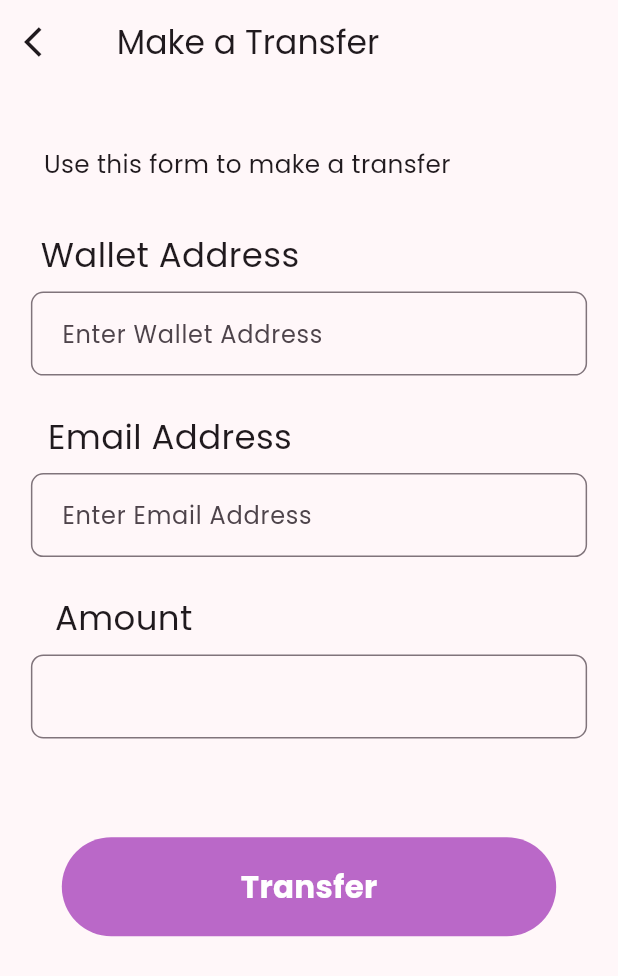
After one commit to Chi-naza/Bulloak-FInance, a Flutter app: the MakeTransfer screen opened by its route, on a phone screen of 412 x 824 dp. The commit adds this screen. Shown: the top 976 px of the screen. Run offline on Flutter 3.47's test engine with Material 3 defaults, Android fonts, the light colour scheme and no system bars; our stand-ins replace fl_chart, flutter_advanced_drawer, flutter_screenutil, get, google_fonts, google_nav_bar and 4 more; missing offline and left inert: dart:ffi; accounts and stored records are empty; network calls fail; Roboto replaces fonts that are missing (poppins).

Commit message:
add transfer page

```diff
--- /dev/null
+++ b/lib/controllers/transferController.dart
@@ -0,0 +1,4 @@
+import 'package:flutter/material.dart';
+import 'package:get/get.dart';
+
+class TransferController extends GetxController {}
--- a/lib/routes/names.dart
+++ b/lib/routes/names.dart
@@ -12,6 +12,7 @@ class AppRoutes {
   static const deposit = '/deposit';
   static const withdrawal = '/withdrawal';
   static const transactionHistory = '/transactionHistory';
+  static const makeTransfer = '/makeTransfer';
 
   // static const Login = '/login';
   // static const INITIAL = '/';
--- a/lib/routes/pages.dart
+++ b/lib/routes/pages.dart
@@ -8,6 +8,7 @@ import 'package:bulloak_fin_mgt_fin_mgt/screens/history_nav/other_screens/transa
 import 'package:bulloak_fin_mgt_fin_mgt/screens/home_nav/home_nav.dart';
 import 'package:bulloak_fin_mgt_fin_mgt/screens/investment/inv_plans.dart';
 import 'package:bulloak_fin_mgt_fin_mgt/screens/transactions/deposit.dart';
+import 'package:bulloak_fin_mgt_fin_mgt/screens/transactions/make_transfer.dart';
 import 'package:bulloak_fin_mgt_fin_mgt/screens/transactions/withdraw.dart';
 import 'package:bulloak_fin_mgt_fin_mgt/splash_screen.dart';
 import 'package:get/get.dart';
@@ -68,5 +69,9 @@ class AppPages {
       name: AppRoutes.transactionHistory,
       page: () => const TransactionHistory(),
     ),
+    GetPage(
+      name: AppRoutes.makeTransfer,
+      page: () => const MakeTransfer(),
+    ),
   ];
 }
--- a/lib/screens/history_nav/other_screens/transactionhistory.dart
+++ b/lib/screens/history_nav/other_screens/transactionhistory.dart
@@ -179,7 +179,6 @@ class _TransactionHistoryState extends State<TransactionHistory> {
                   var parsedDate = DateTime.parse(txn.created!);
                   var createdAt = DateFormat('EEE, M/d/y').format(parsedDate);
                   print(createdAt);
-
                   return Padding(
                     padding: EdgeInsets.symmetric(vertical: h * 0.008),
                     child: ListTile(
--- /dev/null
+++ b/lib/screens/transactions/make_transfer.dart
@@ -0,0 +1,192 @@
+import 'dart:ffi';
+
+import 'package:flutter/material.dart';
+import 'package:get/get.dart';
+import 'package:google_fonts/google_fonts.dart';
+
+import '../../colors.dart';
+import '../../controllers/transferController.dart';
+import '../../widgets/custom_button.dart';
+
+class MakeTransfer extends StatefulWidget {
+  const MakeTransfer({super.key});
+
+  @override
+  State<MakeTransfer> createState() => _MakeTransferState();
+}
+
+class _MakeTransferState extends State<MakeTransfer> {
+  final transferController = TransferController;
+
+  TextEditingController textEditingController = TextEditingController();
+
+  String paste = '';
+
+  @override
+  Widget build(BuildContext context) {
+    var h = MediaQuery.of(context).size.height;
+    var w = MediaQuery.of(context).size.width;
+    return Scaffold(
+      appBar: AppBar(
+        leading: GestureDetector(
+          onTap: (() => Get.back()),
+          child: const Icon(Icons.arrow_back_ios),
+        ),
+        title: Text(
+          ' Make a Transfer',
+          style: GoogleFonts.poppins(),
+        ),
+      ),
+      body: SingleChildScrollView(
+        physics: const BouncingScrollPhysics(),
+        child: Padding(
+          padding: EdgeInsets.symmetric(horizontal: w * 0.05),
+          child: Column(
+            mainAxisAlignment: MainAxisAlignment.start,
+            children: [
+              Container(
+                margin: EdgeInsets.only(top: h * 0.05, right: w * 0.2),
+                child: Text(
+                  'Use this form to make a transfer',
+                  style: GoogleFonts.poppins(fontSize: w * 0.04),
+                ),
+              ), //////////////
+              SizedBox(height: h * 0.04),
+              Form(
+                // key: depositFormKey,
+                child: Column(
+                  children: [
+                    Container(
+                      margin: EdgeInsets.only(right: w * 0.45),
+                      child: Text(
+                        'Wallet Address',
+                        style: GoogleFonts.poppins(fontSize: w * 0.055),
+                      ),
+                    ),
+                    Container(
+                      padding: EdgeInsets.only(top: h * 0.01),
+                      child: TextFormField(
+                        controller: textEditingController,
+                        style: const TextStyle(color: Colors.black),
+                        decoration: InputDecoration(
+                          hintText: ' Enter Wallet Address',
+                          suffix: GestureDetector(
+                            onTap: () => print('trying to add paste'),
+                            child: const Text(
+                              'PASTE',
+                              style: TextStyle(color: AppColors.primaryColor),
+                            ),
+                          ),
+                          focusedBorder: const OutlineInputBorder(
+                            // borderRadius: BorderRadius.circular(w * 0.05),
+                            borderSide: BorderSide(
+                              color: Colors.grey,
+                              width: 1.0,
+                            ),
+                          ),
+                          labelStyle:
+                              const TextStyle(color: AppColors.fillText),
+                          border: OutlineInputBorder(
+                              borderRadius: BorderRadius.circular(w * 0.02),
+                              borderSide: const BorderSide(color: Colors.grey)),
+                        ),
+                        validator: (value) {
+                          if (value!.isEmpty) {
+                            return 'Amount field cannnot be empty';
+                          }
+                          return null;
+                        },
+                      ),
+                    ),
+                    SizedBox(height: h * 0.03),
+                    Container(
+                      margin: EdgeInsets.only(right: w * 0.45),
+                      child: Text(
+                        'Email Address',
+                        style: GoogleFonts.poppins(fontSize: w * 0.055),
+                      ),
+                    ),
+                    Container(
+                      padding: EdgeInsets.only(top: h * 0.01),
+                      child: TextFormField(
+                        keyboardType: TextInputType.emailAddress,
+                        style: const TextStyle(color: Colors.black),
+                        decoration: InputDecoration(
+                          hintText: ' Enter Email Address',
+                          focusedBorder: const OutlineInputBorder(
+                            // borderRadius: BorderRadius.circular(w * 0.05),
+                            borderSide: BorderSide(
+                              color: Colors.grey,
+                              width: 1.0,
+                            ),
+                          ),
+                          labelStyle:
+                              const TextStyle(color: AppColors.fillText),
+                          border: OutlineInputBorder(
+                              borderRadius: BorderRadius.circular(w * 0.02),
+                              borderSide: const BorderSide(color: Colors.grey)),
+                        ),
+                        validator: (value) {
+                          if (value!.isEmpty) {
+                            return 'Enter a valid email address';
+                          }
+                          return null;
+                        },
+                      ),
+                    ),
+                    SizedBox(height: h * 0.03),
+                    Container(
+                      margin: EdgeInsets.only(right: w * 0.6),
+                      child: Text(
+                        'Amount',
+                        style: GoogleFonts.poppins(fontSize: w * 0.055),
+                      ),
+                    ),
+                    Container(
+                      padding: EdgeInsets.only(top: h * 0.01),
+                      child: TextFormField(
+                        keyboardType: TextInputType.number,
+                        style: const TextStyle(color: Colors.black),
+                        decoration: InputDecoration(
+                          focusedBorder: const OutlineInputBorder(
+                            // borderRadius: BorderRadius.circular(w * 0.05),
+                            borderSide: BorderSide(
+                              color: Colors.grey,
+                              width: 1.0,
+                            ),
+                          ),
+                          labelStyle:
+                              const TextStyle(color: AppColors.fillText),
+                          border: OutlineInputBorder(
+                              borderRadius: BorderRadius.circular(w * 0.02),
+                              borderSide: const BorderSide(color: Colors.grey)),
+                        ),
+                        validator: (value) {
+                          if (value!.isEmpty) {
+                            return 'Wallet Address field cannnot be empty';
+                          }
+                          return null;
+                        },
+                      ),
+                    ),
+                  ],
+                ),
+              ),
+              SizedBox(height: h * 0.08),
+              GestureDetector(
+                  onTap: () {},
+                  child: CustomButton(
+                    height: h * 0.08,
+                    width: w * 0.8,
+                    text: 'Transfer',
+                    color: AppColors.secondaryColor,
+                    circularRadius: 50,
+                  )),
+              SizedBox(height: h * 0.08),
+            ],
+          ),
+        ),
+      ),
+    );
+  }
+}
--- a/lib/widgets/maindrawer.dart
+++ b/lib/widgets/maindrawer.dart
@@ -48,7 +48,9 @@ class MainDrawer extends StatelessWidget {
                 title: Text('Withdraw', style: GoogleFonts.poppins()),
               ),
               ListTile(
-                onTap: () {},
+                onTap: () {
+                  Get.toNamed('/makeTransfer');
+                },
                 leading: const Icon(Iconsax.transaction_minus4),
                 title: Text('Transfer', style: GoogleFonts.poppins()),
               ),
```
